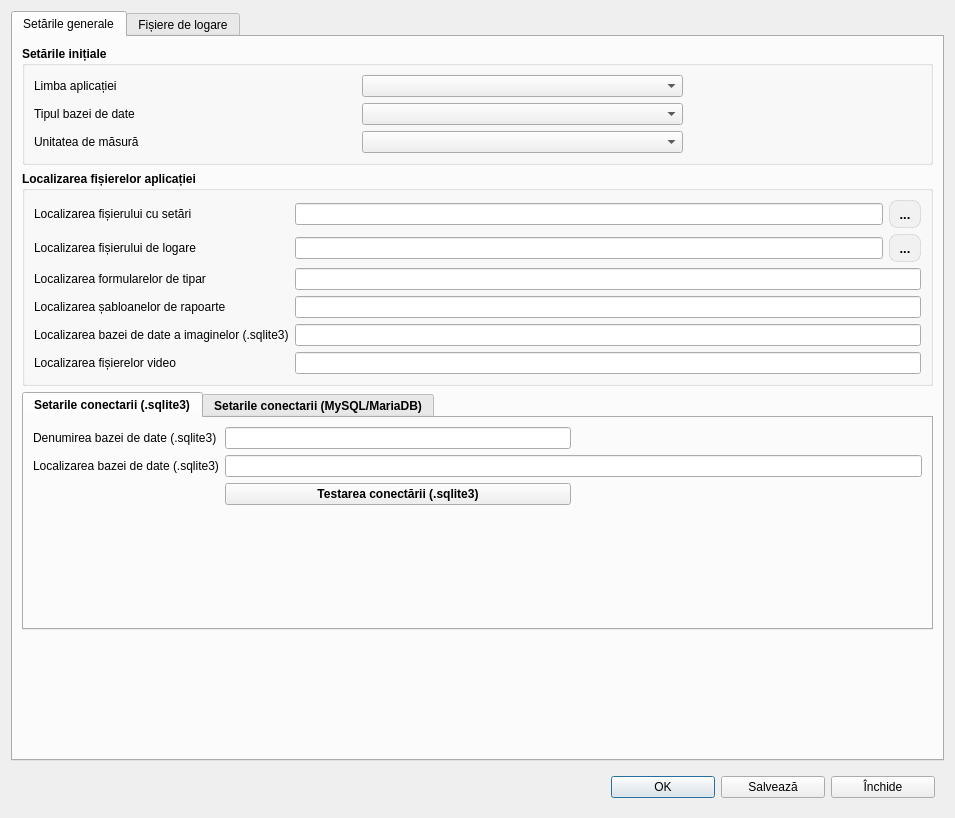
This is src/settings/appsettings.ui in debalex77/USG as Qt 5 draws it before an edit. The edited form follows.
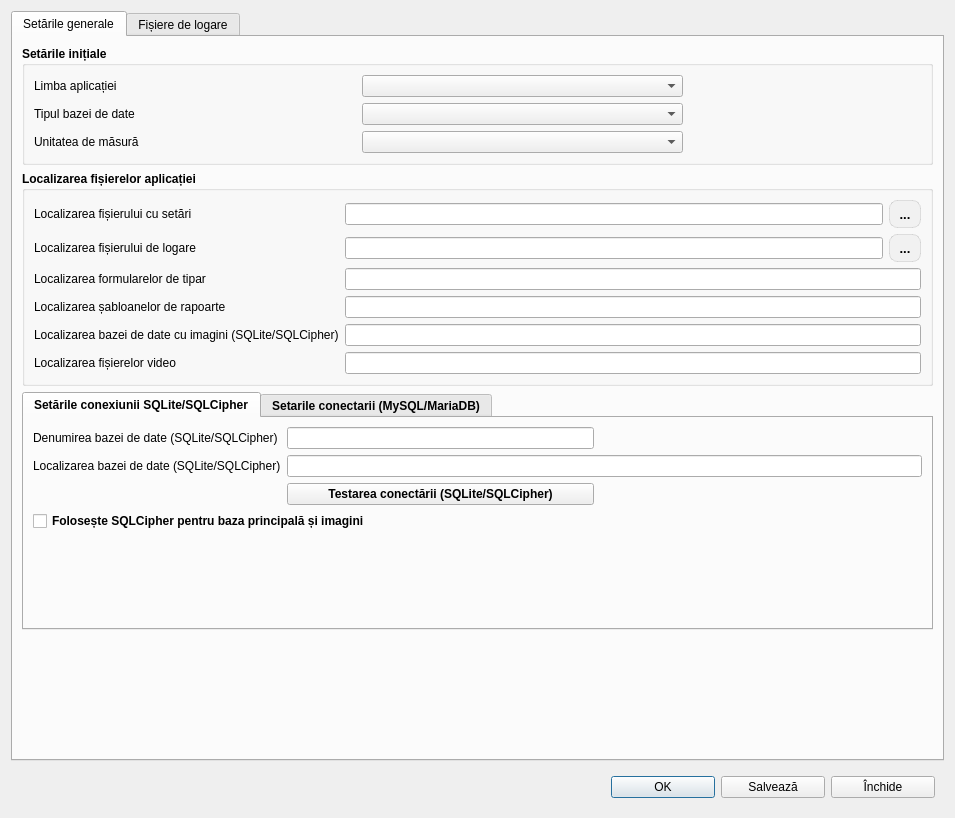
This is the edited form. Icons and pictures are not drawn. Custom widgets are drawn as their Qt base class.

Commit message: build: add QSQLCIPHER plugin to Windows build and runtime check

What changed in the file:
```diff
--- a/src/settings/appsettings.ui
+++ b/src/settings/appsettings.ui
@@ -422,7 +422,7 @@
              </font>
             </property>
             <property name="text">
-             <string>Localizarea bazei de date a imaginelor (.sqlite3)</string>
+             <string>Localizarea bazei de date cu imagini (SQLite/SQLCipher)</string>
             </property>
            </widget>
           </item>
@@ -484,9 +484,15 @@
          </property>
          <widget class="QWidget" name="tabSqlite">
           <attribute name="title">
-           <string>Setarile conectarii (.sqlite3)</string>
+           <string>Setările conexiunii SQLite/SQLCipher</string>
           </attribute>
           <layout class="QGridLayout" name="gridLayout_3">
+           <item row="3" column="0" colspan="3">
+            <widget class="QCheckBox" name="sqliteEncrypted">
+             <property name="text"><string>Folosește SQLCipher pentru baza principală și imagini</string></property>
+             <property name="toolTip"><string>Cheia este solicitată la salvare sau pornire. Bazele SQLite existente nu sunt convertite automat.</string></property>
+            </widget>
+           </item>
            <item row="0" column="1">
             <widget class="QLineEdit" name="nameBaseSqlite">
              <property name="font">
@@ -535,7 +541,7 @@
               </font>
              </property>
              <property name="text">
-              <string>Localizarea bazei de date (.sqlite3)</string>
+              <string>Localizarea bazei de date (SQLite/SQLCipher)</string>
              </property>
             </widget>
            </item>
@@ -561,14 +567,14 @@
               </font>
              </property>
              <property name="text">
-              <string>Denumirea bazei de date (.sqlite3)</string>
+              <string>Denumirea bazei de date (SQLite/SQLCipher)</string>
              </property>
             </widget>
            </item>
            <item row="2" column="1">
             <widget class="QPushButton" name="btnCreateNewBaseSqlite">
              <property name="text">
-              <string>Testarea conectării (.sqlite3)</string>
+              <string>Testarea conectării (SQLite/SQLCipher)</string>
              </property>
             </widget>
            </item>
```
The commit also changes 76 other files.
